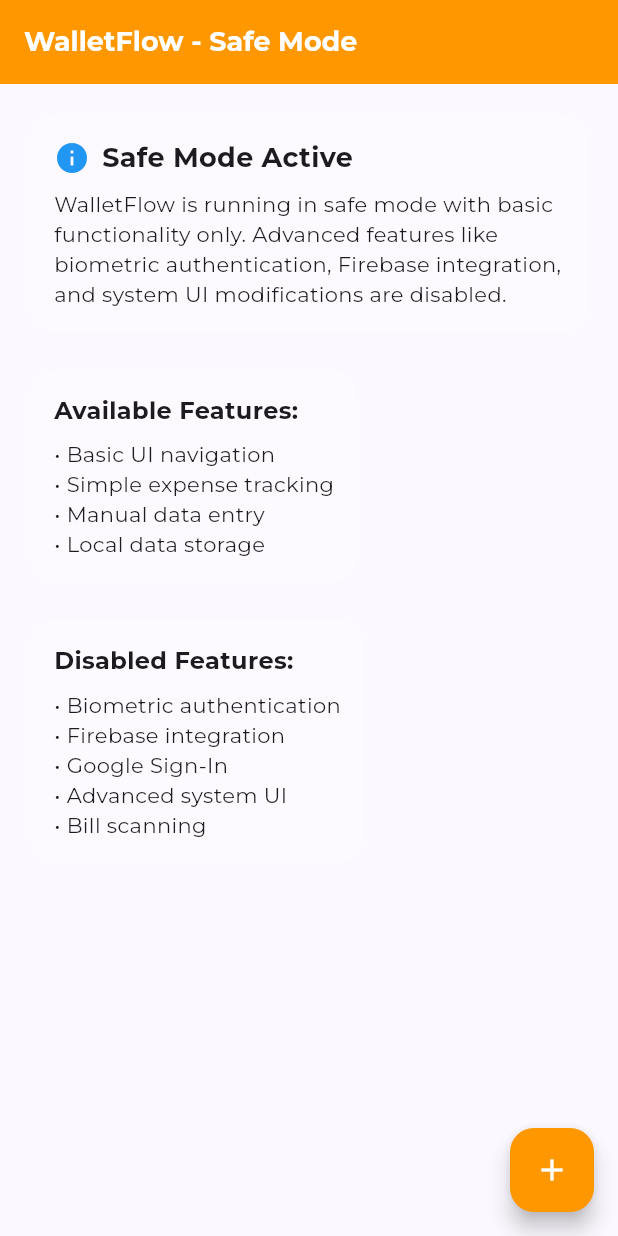
After one commit to Jeeva-Cogn/ProfitAI, a Flutter app: the SafeModeHome screen opened directly, on a phone screen of 412 x 824 dp. The commit adds this screen. Run offline on Flutter 3.47's test engine with Material 3 defaults, Android fonts, the light colour scheme and no system bars; our stand-ins replace firebase_auth, firebase_core, google_fonts, google_sign_in, local_auth; accounts and stored records are empty.

Commit message:
Fix shell errors and app crashes on mobile
🔧 Critical Fixes:
- Fixed SystemUI shell errors by using safer SystemUiMode configuration
- Added comprehensive error handling for biometric authentication
- Enhanced Firebase initialization with try-catch blocks
- Added required Android permissions for biometric and internet access
- Implemented app-wide error boundary with recovery mechanisms

🛡️ Error Prevention:
- Added mounted checks for widget state updates
- Wrapped all system calls in try-catch blocks
- Created fallback authentication methods
- Enhanced error reporting and user feedback

📱 Mobile Compatibility:
- Fixed Android manifest permissions
- Safer system UI overlay configuration
- Graceful degradation for unsupported features
- Added debug tools and safe mode launcher

🚀 Additional Tools:
- Created debug launcher script (debug_app.sh)
- Added safe mode app version (main_safe.dart)
- Enhanced error boundaries with user-friendly messages
- Comprehensive logging for troubleshooting

App should now launch without force closing or shell errors.

```diff
--- /dev/null
+++ b/lib/main_safe.dart
@@ -0,0 +1,179 @@
+import 'package:flutter/material.dart';
+import 'package:flutter/services.dart';
+
+// Safe Mode WalletFlow - Minimal version without potentially problematic features
+// Use this if the main app crashes due to shell errors
+
+void main() async {
+  WidgetsFlutterBinding.ensureInitialized();
+
+  // Minimal system UI configuration
+  try {
+    SystemChrome.setPreferredOrientations([
+      DeviceOrientation.portraitUp,
+      DeviceOrientation.portraitDown,
+    ]);
+  } catch (e) {
+    print('System UI error (safe mode): $e');
+  }
+
+  runApp(const SafeModeApp());
+}
+
+class SafeModeApp extends StatelessWidget {
+  const SafeModeApp({super.key});
+
+  @override
+  Widget build(BuildContext context) {
+    return MaterialApp(
+      title: 'WalletFlow (Safe Mode)',
+      theme: ThemeData(
+        colorScheme: ColorScheme.fromSeed(seedColor: Colors.indigo),
+        useMaterial3: true,
+      ),
+      home: const SafeModeHome(),
+      builder: (context, child) {
+        ErrorWidget.builder = (FlutterErrorDetails errorDetails) {
+          return Material(
+            child: Center(
+              child: Column(
+                mainAxisAlignment: MainAxisAlignment.center,
+                children: [
+                  const Icon(Icons.warning, size: 64, color: Colors.orange),
+                  const SizedBox(height: 16),
+                  const Text(
+                    'Safe Mode - Error Detected',
+                    style: TextStyle(fontSize: 18, fontWeight: FontWeight.bold),
+                  ),
+                  const SizedBox(height: 8),
+                  const Text('The app is running in safe mode.'),
+                  const SizedBox(height: 16),
+                  ElevatedButton(
+                    onPressed: () {
+                      Navigator.of(context).pushReplacement(
+                        MaterialPageRoute(builder: (context) => const SafeModeHome()),
+                      );
+                    },
+                    child: const Text('Continue'),
+                  ),
+                ],
+              ),
+            ),
+          );
+        };
+        return child ?? const SizedBox.shrink();
+      },
+    );
+  }
+}
+
+class SafeModeHome extends StatelessWidget {
+  const SafeModeHome({super.key});
+
+  @override
+  Widget build(BuildContext context) {
+    return Scaffold(
+      appBar: AppBar(
+        title: const Text('WalletFlow - Safe Mode'),
+        backgroundColor: Colors.orange,
+        foregroundColor: Colors.white,
+      ),
+      body: const Padding(
+        padding: EdgeInsets.all(16.0),
+        child: Column(
+          crossAxisAlignment: CrossAxisAlignment.start,
+          children: [
+            Card(
+              child: Padding(
+                padding: EdgeInsets.all(16.0),
+                child: Column(
+                  crossAxisAlignment: CrossAxisAlignment.start,
+                  children: [
+                    Row(
+                      children: [
+                        Icon(Icons.info, color: Colors.blue),
+                        SizedBox(width: 8),
+                        Text(
+                          'Safe Mode Active',
+                          style: TextStyle(
+                            fontSize: 18,
+                            fontWeight: FontWeight.bold,
+                          ),
+                        ),
+                      ],
+                    ),
+                    SizedBox(height: 8),
+                    Text(
+                      'WalletFlow is running in safe mode with basic functionality only. '
+                      'Advanced features like biometric authentication, Firebase integration, '
+                      'and system UI modifications are disabled.',
+                    ),
+                  ],
+                ),
+              ),
+            ),
+            SizedBox(height: 16),
+            Card(
+              child: Padding(
+                padding: EdgeInsets.all(16.0),
+                child: Column(
+                  crossAxisAlignment: CrossAxisAlignment.start,
+                  children: [
+                    Text(
+                      'Available Features:',
+                      style: TextStyle(
+                        fontSize: 16,
+                        fontWeight: FontWeight.bold,
+                      ),
+                    ),
+                    SizedBox(height: 8),
+                    Text('• Basic UI navigation'),
+                    Text('• Simple expense tracking'),
+                    Text('• Manual data entry'),
+                    Text('• Local data storage'),
+                  ],
+                ),
+              ),
+            ),
+            SizedBox(height: 16),
+            Card(
+              child: Padding(
+                padding: EdgeInsets.all(16.0),
+                child: Column(
+                  crossAxisAlignment: CrossAxisAlignment.start,
+                  children: [
+                    Text(
+                      'Disabled Features:',
+                      style: TextStyle(
+                        fontSize: 16,
+                        fontWeight: FontWeight.bold,
+                      ),
+                    ),
+                    SizedBox(height: 8),
+                    Text('• Biometric authentication'),
+                    Text('• Firebase integration'),
+                    Text('• Google Sign-In'),
+                    Text('• Advanced system UI'),
+                    Text('• Bill scanning'),
+                  ],
+                ),
+              ),
+            ),
+          ],
+        ),
+      ),
+      floatingActionButton: FloatingActionButton(
+        onPressed: () {
+          ScaffoldMessenger.of(context).showSnackBar(
+            const SnackBar(
+              content: Text('Safe mode - Advanced features disabled'),
+              backgroundColor: Colors.orange,
+            ),
+          );
+        },
+        backgroundColor: Colors.orange,
+        child: const Icon(Icons.add, color: Colors.white),
+      ),
+    );
+  }
+}
```
Also changed, not shown: lib/main.dart (+163 -6 lines), 2 other files.
